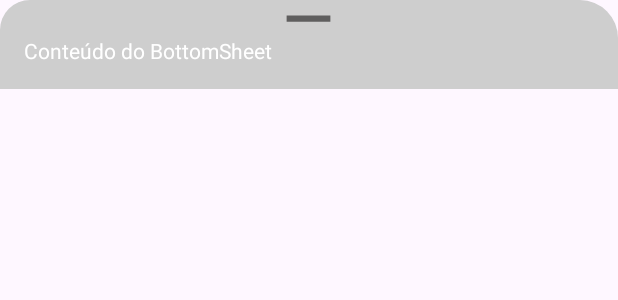
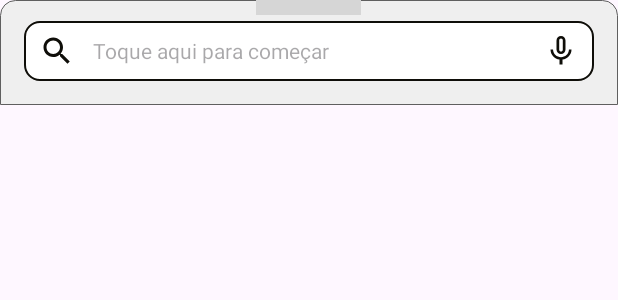
Before and after one commit to LeandroHCesar/RouteMaps, an Android app: the layout bottom_sheet_content.xml on its own in the app's theme, with its tools: preview values and no code run, on a phone screen of 412 x 824 dp. Shown: the top 300 px of the screen. Run offline under Robolectric (Android 15) with nearby library versions, the phone set to English and light mode, and no system bars; grey boxes are pictures that could not be loaded.

Commit message:
Atualização do bottomsheet

```diff
--- a/app/build.gradle.kts
+++ b/app/build.gradle.kts
@@ -14,7 +14,7 @@ android {
         applicationId = "com.leandrocesar.routemaps"
         minSdk = 24
         targetSdk = 34
-        versionCode = 1
+        versionCode = 2
         versionName = "1.0"
 
         testInstrumentationRunner = "androidx.test.runner.AndroidJUnitRunner"
@@ -50,5 +50,5 @@ dependencies {
 
     implementation("com.google.android.gms:play-services-location:21.0.1")
     implementation("com.google.android.gms:play-services-maps:18.2.0")
-//    implementation("com.google.android.libraries.places:places:3.2.0")
+    implementation("com.google.android.libraries.places:places:3.2.0")
 }
--- a/app/src/main/res/drawable/bg_botton_sheet.xml
+++ b/app/src/main/res/drawable/bg_botton_sheet.xml
@@ -3,9 +3,10 @@
     android:shape="rectangle">
 
     <corners
-        android:topLeftRadius="20dp"
-        android:topRightRadius="25dp" />
-
-    <solid android:color="@color/my_light_primary" />
+        android:topLeftRadius="10dp"
+        android:topRightRadius="10dp" />
+    <stroke android:width="0.5dp"
+        android:color="@color/text_hint" />
+    <solid android:color="@color/bg_bottom_sheet" />
 
 </shape>
--- /dev/null
+++ b/app/src/main/res/drawable/custom_edit_text.xml
@@ -0,0 +1,19 @@
+<?xml version="1.0" encoding="utf-8"?>
+<selector xmlns:android="http://schemas.android.com/apk/res/android">
+
+    <item android:state_enabled="true" android:state_focused="true">
+        <shape android:shape="rectangle">
+            <solid android:color="@color/white" />
+            <corners android:radius="10dp"/>
+            <stroke android:color="@color/focus_edt" android:width="1dp"/>
+        </shape>
+    </item>
+
+    <item android:state_enabled="true" >
+        <shape android:shape="rectangle">
+            <solid android:color="@color/white" />
+            <corners android:radius="10dp"/>
+            <stroke android:color="@color/no_focus_edt" android:width="0.5dp"/>
+        </shape>
+    </item>
+</selector>
--- /dev/null
+++ b/app/src/main/res/drawable/custom_ic_microphone.xml
@@ -0,0 +1,9 @@
+<?xml version="1.0" encoding="utf-8"?>
+<selector xmlns:android="http://schemas.android.com/apk/res/android">
+
+    <item android:state_focused="true"
+        android:drawable="@drawable/ic_microphone_focused"/>
+
+    <item android:state_focused="false"
+        android:drawable="@drawable/ic_microphone"/>
+</selector>
--- /dev/null
+++ b/app/src/main/res/drawable/custom_ic_search.xml
@@ -0,0 +1,9 @@
+<?xml version="1.0" encoding="utf-8"?>
+<selector xmlns:android="http://schemas.android.com/apk/res/android">
+
+    <item android:state_focused="true"
+        android:drawable="@drawable/ic_search_focused"/>
+
+    <item android:state_focused="false"
+        android:drawable="@drawable/ic_search"/>
+</selector>
--- a/app/src/main/res/drawable/ic_toggle.xml
+++ b/app/src/main/res/drawable/ic_close.xml
@@ -1,5 +1,5 @@
-<vector android:height="24dp" android:tint="#5F5E5E"
+<vector android:height="24dp" android:tint="#5F5F5F"
     android:viewportHeight="24" android:viewportWidth="24"
     android:width="24dp" xmlns:android="http://schemas.android.com/apk/res/android">
-    <path android:fillColor="@android:color/white" android:pathData="M19,13H5v-2h14v2z"/>
+    <path android:fillColor="@android:color/white" android:pathData="M19,6.41L17.59,5 12,10.59 6.41,5 5,6.41 10.59,12 5,17.59 6.41,19 12,13.41 17.59,19 19,17.59 13.41,12z"/>
 </vector>
--- /dev/null
+++ b/app/src/main/res/drawable/ic_microphone.xml
@@ -0,0 +1,5 @@
+<vector android:height="24dp"
+    android:viewportHeight="24" android:viewportWidth="24"
+    android:width="24dp" xmlns:android="http://schemas.android.com/apk/res/android">
+    <path android:fillColor="@color/no_focus_edt" android:pathData="M12,14c1.66,0 2.99,-1.34 2.99,-3L15,5c0,-1.66 -1.34,-3 -3,-3S9,3.34 9,5v6c0,1.66 1.34,3 3,3zM10.8,4.9c0,-0.66 0.54,-1.2 1.2,-1.2 0.66,0 1.2,0.54 1.2,1.2l-0.01,6.2c0,0.66 -0.53,1.2 -1.19,1.2 -0.66,0 -1.2,-0.54 -1.2,-1.2L10.8,4.9zM17.3,11c0,3 -2.54,5.1 -5.3,5.1S6.7,14 6.7,11L5,11c0,3.41 2.72,6.23 6,6.72L11,21h2v-3.28c3.28,-0.48 6,-3.3 6,-6.72h-1.7z"/>
+</vector>
--- /dev/null
+++ b/app/src/main/res/drawable/ic_microphone_focused.xml
@@ -0,0 +1,5 @@
+<vector android:height="24dp"
+    android:viewportHeight="24" android:viewportWidth="24"
+    android:width="24dp" xmlns:android="http://schemas.android.com/apk/res/android">
+    <path android:fillColor="@color/focus_edt" android:pathData="M12,14c1.66,0 2.99,-1.34 2.99,-3L15,5c0,-1.66 -1.34,-3 -3,-3S9,3.34 9,5v6c0,1.66 1.34,3 3,3zM10.8,4.9c0,-0.66 0.54,-1.2 1.2,-1.2 0.66,0 1.2,0.54 1.2,1.2l-0.01,6.2c0,0.66 -0.53,1.2 -1.19,1.2 -0.66,0 -1.2,-0.54 -1.2,-1.2L10.8,4.9zM17.3,11c0,3 -2.54,5.1 -5.3,5.1S6.7,14 6.7,11L5,11c0,3.41 2.72,6.23 6,6.72L11,21h2v-3.28c3.28,-0.48 6,-3.3 6,-6.72h-1.7z"/>
+</vector>
--- /dev/null
+++ b/app/src/main/res/drawable/ic_search.xml
@@ -0,0 +1,5 @@
+<vector android:height="24dp"
+    android:viewportHeight="24" android:viewportWidth="24"
+    android:width="24dp" xmlns:android="http://schemas.android.com/apk/res/android">
+    <path android:fillColor="@color/no_focus_edt" android:pathData="M15.5,14h-0.79l-0.28,-0.27C15.41,12.59 16,11.11 16,9.5 16,5.91 13.09,3 9.5,3S3,5.91 3,9.5 5.91,16 9.5,16c1.61,0 3.09,-0.59 4.23,-1.57l0.27,0.28v0.79l5,4.99L20.49,19l-4.99,-5zM9.5,14C7.01,14 5,11.99 5,9.5S7.01,5 9.5,5 14,7.01 14,9.5 11.99,14 9.5,14z"/>
+</vector>
--- /dev/null
+++ b/app/src/main/res/drawable/ic_search_focused.xml
@@ -0,0 +1,5 @@
+<vector android:height="24dp"
+    android:viewportHeight="24" android:viewportWidth="24"
+    android:width="24dp" xmlns:android="http://schemas.android.com/apk/res/android">
+    <path android:fillColor="@color/focus_edt" android:pathData="M15.5,14h-0.79l-0.28,-0.27C15.41,12.59 16,11.11 16,9.5 16,5.91 13.09,3 9.5,3S3,5.91 3,9.5 5.91,16 9.5,16c1.61,0 3.09,-0.59 4.23,-1.57l0.27,0.28v0.79l5,4.99L20.49,19l-4.99,-5zM9.5,14C7.01,14 5,11.99 5,9.5S7.01,5 9.5,5 14,7.01 14,9.5 11.99,14 9.5,14z"/>
+</vector>
--- a/app/src/main/res/layout/activity_maps.xml
+++ b/app/src/main/res/layout/activity_maps.xml
@@ -26,6 +26,7 @@
         android:layout_width="match_parent"
         android:layout_height="match_parent"
         android:layout_marginTop="70dp"
+        android:elevation="10dp"
         app:layout_constraintBottom_toBottomOf="parent"
         app:layout_constraintEnd_toEndOf="parent"
         app:layout_constraintStart_toStartOf="parent">
@@ -37,7 +38,7 @@
             android:layout_width="match_parent"
             android:layout_height="match_parent"
             android:background="@drawable/bg_botton_sheet"
-            app:behavior_peekHeight="60dp"
+            app:behavior_peekHeight="70dp"
             app:layout_behavior="com.google.android.material.bottomsheet.BottomSheetBehavior">
 
             <!-- Inclua o conteúdo do BottomSheet aqui -->
--- a/app/src/main/res/layout/bottom_sheet_content.xml
+++ b/app/src/main/res/layout/bottom_sheet_content.xml
@@ -1,29 +1,45 @@
 <?xml version="1.0" encoding="utf-8"?>
-<LinearLayout
-    xmlns:android="http://schemas.android.com/apk/res/android"
+<LinearLayout xmlns:android="http://schemas.android.com/apk/res/android"
+    xmlns:app="http://schemas.android.com/apk/res-auto"
     android:layout_width="match_parent"
     android:layout_height="wrap_content"
+    android:background="@drawable/bg_botton_sheet"
     android:orientation="vertical"
-    android:background="@drawable/bg_botton_sheet"
     android:paddingHorizontal="16dp"
     android:paddingBottom="16dp">
 
     <!-- Conteúdo do BottomSheet -->
-
     <ImageView
         android:id="@+id/arrow_top"
-        android:layout_width="50dp"
-        android:layout_height="wrap_content"
+        android:layout_width="70dp"
+        android:layout_height="10dp"
+        android:paddingTop="4dp"
         android:layout_gravity="center|top"
+        android:importantForAccessibility="no"
         android:scaleType="centerCrop"
-        android:src="@drawable/ic_toggle"
-        android:importantForAccessibility="no" />
+        android:src="@drawable/ic_toggle" />
 
     <!-- Outros elementos do BottomSheet -->
-    <TextView
+    <LinearLayout
         android:layout_width="match_parent"
-        android:layout_height="wrap_content"
-        android:textColor="@color/white"
-        android:text="Conteúdo do BottomSheet" />
+        android:layout_height="match_parent"
+        android:layout_marginTop="4dp"
+        android:orientation="horizontal">
 
+        <EditText
+            android:id="@+id/addAddress"
+            android:layout_width="match_parent"
+            android:layout_height="40dp"
+            android:textSize="14sp"
+            android:hint="Toque aqui para começar"
+            android:ems="10"
+            android:inputType="textAutoComplete"
+            android:drawableStart="@drawable/custom_ic_search"
+            android:drawableEnd="@drawable/custom_ic_microphone"
+            android:drawablePadding="12dp"
+            android:background="@drawable/custom_edit_text"
+            android:paddingHorizontal="10dp"
+            />
+
+    </LinearLayout>
 </LinearLayout>
--- a/app/src/main/res/values/colors.xml
+++ b/app/src/main/res/values/colors.xml
@@ -5,6 +5,11 @@
 
     <color name="my_light_primary">#FFcecece</color>
     <color name="my_dark_primary">#262626</color>
+
     <color name="transparent">#4E0E0E0E</color>
-    <color name="icons">#5F5E5E</color>
+    <color name="text_hint">#5F5F5F</color>
+    <color name="bg_bottom_sheet">#EFEFEF</color>
+
+    <color name="focus_edt">#0F0E09</color>
+    <color name="no_focus_edt">#5F5F5F</color>
 </resources>
```
